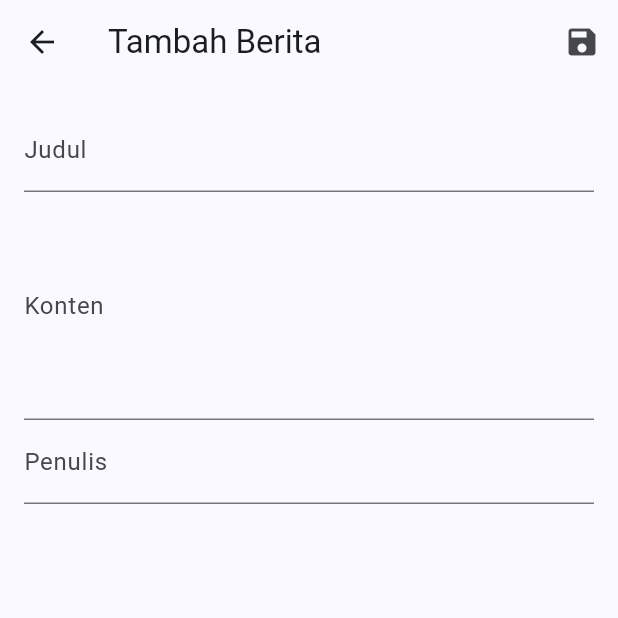
After one commit to 2206034/tahu_nih, a Flutter app: the MyNewsScreen screen opened directly, after a tap on the "add" icon, on a phone screen of 412 x 824 dp, the top half of it. The commit adds this screen. Run offline on Flutter 3.47's test engine with Material 3 defaults, Android fonts, the phone set to English and light mode, and no system bars; our stand-ins replace flutter_screenutil, go_router, shared_preferences; accounts and stored records are empty; network calls fail.

Commit message:
Create, Delete, Update Berita

```diff
--- /dev/null
+++ b/lib/views/add_edit_news_screen.dart
@@ -0,0 +1,117 @@
+import 'package:flutter/material.dart';
+import 'package:provider/provider.dart';
+import '../models/news_article.dart';
+import '../services/api_service.dart';
+import '../services/auth_service.dart';
+
+class AddEditNewsScreen extends StatefulWidget {
+    final NewsArticle? article;
+    AddEditNewsScreen({this.article});
+
+    @override
+    _AddEditNewsScreenState createState() => _AddEditNewsScreenState();
+}
+
+class _AddEditNewsScreenState extends State<AddEditNewsScreen> {
+    final _formKey = GlobalKey<FormState>();
+    late String _title;
+    late String _content;
+    late String _author;
+    bool _isLoading = false;
+
+    @override
+    void initState() {
+        super.initState();
+        _title = widget.article?.title ?? '';
+        _content = widget.article?.content ?? '';
+        _author = widget.article?.author ?? '';
+    }
+
+    Future<void> _saveForm() async {
+    if (!_formKey.currentState!.validate()) return;
+    _formKey.currentState!.save();
+    setState(() { _isLoading = true; });
+
+    final token = Provider.of<AuthService>(context, listen: false).token;
+    final apiService = ApiService(token);
+
+    try {
+        final newArticle = NewsArticle(
+            id: widget.article?.id,
+            title: _title,
+            content: _content,
+            summary: "Ini adalah ringkasan berita uji coba yang panjangnya cukup.",
+            category: "Teknologi",
+            featuredImageUrl: "https://picsum.photos/200/300",
+            tags: ["flutter", "testing", "api"],
+            isPublished: true,
+        );
+        // ==============================================================
+
+        if (widget.article == null) {
+            // Create
+            await apiService.createNews(newArticle);
+        } else {
+            // Update
+            await apiService.updateNews(widget.article!.id!, newArticle);
+        }
+        Navigator.of(context).pop();
+    } catch (e) {
+        showDialog(
+            context: context,
+            builder: (ctx) => AlertDialog(
+            title: Text('Terjadi Kesalahan'),
+            content: Text('Gagal menyimpan berita: $e'),
+            actions: [TextButton(child: Text('OK'), onPressed: () => Navigator.of(ctx).pop())],
+            ),
+        );
+    }
+
+    if(mounted) {
+        setState(() { _isLoading = false; });
+    }
+}
+
+    @override
+    Widget build(BuildContext context) {
+        return Scaffold(
+            appBar: AppBar(
+                title: Text(widget.article == null ? 'Tambah Berita' : 'Edit Berita'),
+                actions: [
+                    IconButton(icon: Icon(Icons.save), onPressed: _saveForm)
+                ],
+            ),
+            body: _isLoading
+                ? Center(child: CircularProgressIndicator())
+                : Padding(
+                    padding: const EdgeInsets.all(16.0),
+                    child: Form(
+                        key: _formKey,
+                        child: ListView(
+                            children: [
+                                TextFormField(
+                                    initialValue: _title,
+                                    decoration: InputDecoration(labelText: 'Judul'),
+                                    validator: (value) => value!.isEmpty ? 'Judul tidak boleh kosong' : null,
+                                    onSaved: (value) => _title = value!,
+                                ),
+                                TextFormField(
+                                    initialValue: _content,
+                                    decoration: InputDecoration(labelText: 'Konten'),
+                                    maxLines: 5,
+                                    validator: (value) => value!.isEmpty ? 'Konten tidak boleh kosong' : null,
+                                    onSaved: (value) => _content = value!,
+                                ),
+                                TextFormField(
+                                    initialValue: _author,
+                                    decoration: InputDecoration(labelText: 'Penulis'),
+                                    validator: (value) => value!.isEmpty ? 'Penulis tidak boleh kosong' : null,
+                                    onSaved: (value) => _author = value!,
+                                ),
+                            ],
+                        ),
+                    ),
+                ),
+        );
+    }
+}
--- a/lib/views/my_news_screen.dart
+++ b/lib/views/my_news_screen.dart
@@ -0,0 +1,203 @@
+import 'package:flutter/material.dart';
+import 'package:provider/provider.dart';
+import 'package:tahu_nih/models/news_article.dart';
+import 'package:tahu_nih/services/api_service.dart';
+import 'package:tahu_nih/services/auth_service.dart';
+import 'package:tahu_nih/views/add_edit_news_screen.dart';
+import 'package:tahu_nih/views/profile_screen.dart';
+import 'package:tahu_nih/views/splash_screen.dart';
+
+class MyNewsScreen extends StatefulWidget {
+  const MyNewsScreen({super.key});
+
+  @override
+  State<MyNewsScreen> createState() => _MyNewsScreenState();
+}
+
+class _MyNewsScreenState extends State<MyNewsScreen> {
+  late Future<List<NewsArticle>> _myNewsFuture;
+
+  @override
+  void initState() {
+    super.initState();
+    _loadMyNews();
+  }
+
+  void _loadMyNews() {
+    final token = Provider.of<AuthService>(context, listen: false).token;
+    setState(() {
+      _myNewsFuture = ApiService(token).getMyNews();
+    });
+  }
+
+  void _editArticle(NewsArticle article) {
+    Navigator.of(
+      context,
+    ).push(MaterialPageRoute(builder: (context) => ProfileScreen())).then((_) {
+      _loadMyNews();
+    });
+  }
+
+  void _navigateToAddEditScreen([NewsArticle? article]) {
+    Navigator.of(context)
+        .push(
+          MaterialPageRoute(
+            builder: (ctx) => AddEditNewsScreen(article: article),
+          ),
+        )
+        .then((_) => _loadMyNews());
+  }
+
+  Future<void> _deleteArticle(String articleId) async {
+    final confirmed = await showDialog<bool>(
+      context: context,
+      builder:
+          (ctx) => AlertDialog(
+            title: const Text('Konfirmasi'),
+            content: const Text(
+              'Apakah Anda yakin ingin menghapus berita ini ?',
+
+            ),
+            actions: [
+              TextButton(
+                child: const Text('Batal'),
+                onPressed: () => Navigator.of(ctx).pop(false),
+              ),
+              TextButton(
+                child: const Text('Hapus'),
+                onPressed: () => Navigator.of(ctx).pop(true),
+              ),
+            ],
+          ),
+    );
+
+    if (confirmed == true) {
+      try {
+        final token = Provider.of<AuthService>(context, listen: false).token;
+        await ApiService(token).deleteNews(articleId);
+        ScaffoldMessenger.of(context).showSnackBar(
+          const SnackBar(
+            content: Text('Berita berhasil dihapus'),
+            backgroundColor: Colors.green,
+          ),
+        );
+        _loadMyNews(); // Refresh daftar berita
+      } catch (e) {
+        ScaffoldMessenger.of(context).showSnackBar(
+          SnackBar(
+            content: Text('Gagal menghapus berita: $e'),
+            backgroundColor: Colors.red,
+          ),
+        );
+      }
+    }
+  }
+
+  @override
+  Widget build(BuildContext context) {
+    final user = Provider.of<AuthService>(context, listen: false).user;
+
+    return Scaffold(
+      backgroundColor: Colors.grey[100],
+      appBar: AppBar(
+        title: Text('My News'),
+      ),
+      // Kita gunakan CustomScrollView agar bisa menggabungkan widget non-scroll dengan list
+      body: CustomScrollView(
+        slivers: [
+
+          // Bagian Atas: Info Profil (tidak bisa di-scroll)
+          SliverToBoxAdapter(
+            child: Column(
+              children: [
+                if (user != null)
+                  const Padding(
+                    padding: EdgeInsets.symmetric(
+                      horizontal: 16.0,
+                      vertical: 16.0,
+                    ),
+                  ),
+              ],
+            ),
+          ),
+
+          // Bagian Bawah: Daftar Artikel (bisa di-scroll)
+          FutureBuilder<List<NewsArticle>>(
+            future: _myNewsFuture,
+            builder: (context, snapshot) {
+              if (snapshot.connectionState == ConnectionState.waiting) {
+                return const SliverToBoxAdapter(
+                  child: Center(child: CircularProgressIndicator()),
+                );
+              }
+              if (snapshot.hasError) {
+                return SliverToBoxAdapter(
+                  child: Center(child: Text('Error: ${snapshot.error}')),
+                );
+              }
+              if (!snapshot.hasData || snapshot.data!.isEmpty) {
+                return const SliverToBoxAdapter(
+                  child: Center(
+                    child: Padding(
+                      padding: EdgeInsets.all(32.0),
+                      child: Text('Anda belum membuat berita apapun.'),
+                    ),
+                  ),
+                );
+              }
+
+              final myNewsList = snapshot.data!;
+              return SliverList(
+                delegate: SliverChildBuilderDelegate((context, index) {
+                  final article = myNewsList[index];
+                  return Card(
+                    margin: const EdgeInsets.symmetric(
+                      horizontal: 16,
+                      vertical: 6,
+                    ),
+                    child: ListTile(
+                      title: Text(
+                        article.title,
+                        style: const TextStyle(fontWeight: FontWeight.w600),
+                      ),
+                      subtitle: Text(
+                        article.summary ?? '',
+                        maxLines: 1,
+                        overflow: TextOverflow.ellipsis,
+                      ),
+                      trailing: Row(
+                        mainAxisSize: MainAxisSize.min,
+                        children: [
+                          IconButton(
+                            icon: const Icon(
+                              Icons.edit,
+                              color: Colors.blueAccent,
+                            ),
+                            onPressed: () => _navigateToAddEditScreen(article),
+                            tooltip: 'Edit',
+                          ),
+                          IconButton(
+                            icon: const Icon(
+                              Icons.delete,
+                              color: Colors.redAccent,
+                            ),
+                            onPressed: () => _deleteArticle(article.id!),
+                            tooltip: 'Hapus',
+                          ),
+                        ],
+                      ),
+                    ),
+                  );
+                }, childCount: myNewsList.length),
+              );
+            },
+          ),
+        ],
+      ),
+      floatingActionButton: FloatingActionButton(
+        child: Icon(Icons.add),
+        onPressed: () => _navigateToAddEditScreen(),
+      ),
+    );
+  }
+}
```
Also changed, not shown: lib/views/profile_screen.dart (+4 -3 lines), lib/views/register_screen.dart (+5 -2 lines).
